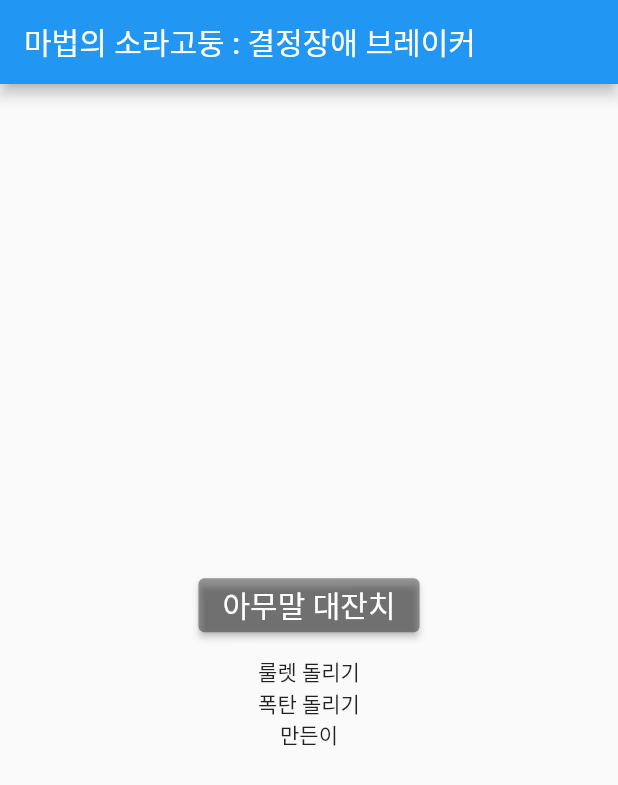
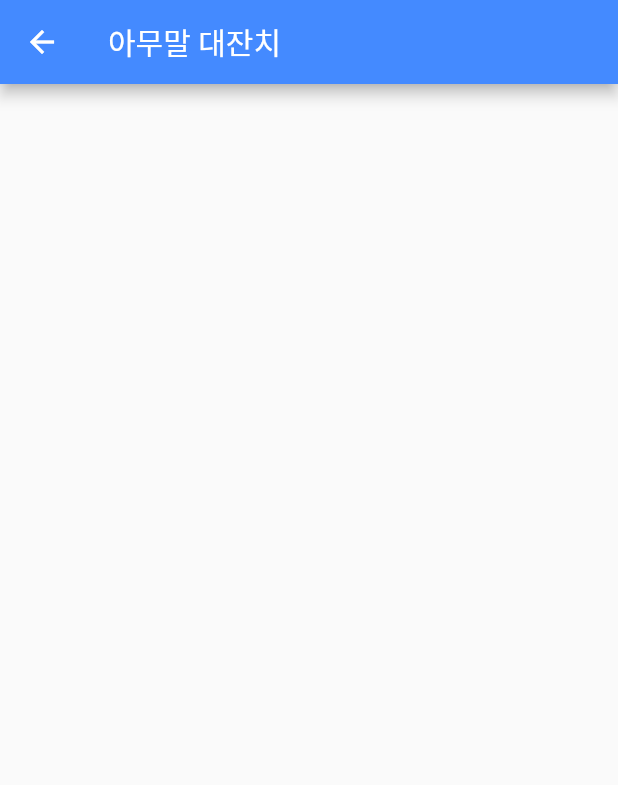
Before and after one commit to ingrid410520/MagicConch, a Flutter app: the screen it shows after launch, after a tap on "아무말 대잔치", on a phone screen of 412 x 824 dp. Shown: the top 785 px of the screen. Run offline on Flutter 3.47's test engine with Material 2 defaults, Android fonts, the phone set to English and light mode, and no system bars.

Commit message:
Make Anyword Screen

```diff
--- /dev/null
+++ b/lib/Function/Build_MyScreen.dart
@@ -0,0 +1,27 @@
+import 'package:flutter/material.dart';
+
+class BuildMyScreen extends StatefulWidget {
+  BuildMyScreen({
+    required this.strTitle,
+    required this.widBody
+  });
+
+  String strTitle;
+  Widget widBody;
+
+  @override
+  State<BuildMyScreen> createState() => _BuildMyScreenState();
+}
+
+class _BuildMyScreenState extends State<BuildMyScreen> {
+  @override
+  Widget build(BuildContext context) {
+    return Scaffold(
+        appBar: AppBar(
+          title: Text(widget.strTitle),
+          backgroundColor: Colors.blueAccent,
+        ),
+        body: widget.widBody
+    );
+  }
+}
--- a/lib/Function/Button_Elv.dart
+++ /dev/null
@@ -1,10 +0,0 @@
-import 'package:flutter/material.dart';
-
-class Button_Elv{
-  const Button_Elv({
-    required child,
-    required onPressed,
-  });
-
-
-}
--- /dev/null
+++ b/lib/Function/Button_Homemenu.dart
@@ -0,0 +1,27 @@
+import 'package:flutter/material.dart';
+
+class Button_Home extends StatelessWidget {
+  Button_Home({required this.strName, required this.ButtonFunction});
+
+  final String strName;
+  final VoidCallback ButtonFunction;
+
+  @override
+  Widget build(BuildContext context) {
+    return ButtonTheme(
+        buttonColor: Colors.blue,
+        child: ElevatedButton(
+            onPressed: ButtonFunction,
+            style: ButtonStyle(
+              padding: MaterialStatePropertyAll(EdgeInsets.symmetric(horizontal: 10,vertical: 20))
+            ),
+            child: Row(
+              mainAxisAlignment: MainAxisAlignment.spaceEvenly,
+              children: [
+                //imageIcon,
+                Text(strName, style: TextStyle(fontSize: 20)),
+                //Opacity(opacity: 0.0,child: imageIcon,)
+              ],
+            )));
+  }
+}
--- /dev/null
+++ b/lib/Screen/Anyword.dart
@@ -0,0 +1,17 @@
+import 'package:flutter/material.dart';
+import 'package:magic_conch/Function/Build_MyScreen.dart';
+
+class Screen_Anyword extends StatefulWidget {
+  const Screen_Anyword({Key? key}) : super(key: key);
+
+  @override
+  State<Screen_Anyword> createState() => _Screen_AnywordState();
+}
+
+class _Screen_AnywordState extends State<Screen_Anyword> {
+  @override
+  Widget build(BuildContext context) {
+    return BuildMyScreen(
+        strTitle: '아무말 대잔치', widBody: Center(child: Container()));
+  }
+}
--- a/lib/Screen/Home.dart
+++ b/lib/Screen/Home.dart
@@ -1,5 +1,7 @@
 import 'package:flutter/cupertino.dart';
 import 'package:flutter/material.dart';
+import 'package:magic_conch/Function/Build_MyScreen.dart';
+import 'package:magic_conch/Function/Button_Homemenu.dart';
 
 class AppHome extends StatefulWidget {
   const AppHome({Key? key}) : super(key: key);
@@ -11,28 +13,28 @@ class AppHome extends StatefulWidget {
 class _AppHomeState extends State<AppHome> {
   @override
   Widget build(BuildContext context) {
-    return Scaffold(
-      appBar: AppBar(
-        title: Text('마법의 소라고둥 : 결정장애 브레이커'),
-      ),
-      body: Center(
-        child: Column(
-          mainAxisAlignment: MainAxisAlignment.center,
-          children: [
-            ElevatedButton(
-              onPressed: () {},
-              child: Text(style: TextStyle(fontSize: 20), '아무말 대잔치'),
-              style: ElevatedButton.styleFrom(primary: Colors.black38),
-
+    return BuildMyScreen(
+        strTitle: '마법의 소라에몬 : 결정장애 브레이커',
+        widBody: Center(
+          child: Container(
+            margin: EdgeInsets.symmetric(vertical: 50, horizontal: 100),
+            padding: const EdgeInsets.symmetric(horizontal: 100.0),
+            child: Column(
+              mainAxisAlignment: MainAxisAlignment.center,
+              children: [
+                Image.asset('assets/images/pixelsora.png'),
+                Button_Home(strName: "아무말 대잔치", ButtonFunction: () { Navigator.pushNamed(context, '/Anyword'); }),
+                SizedBox(height: 10),
+                Button_Home(strName: "룰렛 돌리기", ButtonFunction: () {}),
+                SizedBox(height: 10),
+                Button_Home(strName: "폭탄 돌리기", ButtonFunction: () {}),
+                SizedBox(height: 10),
+                Button_Home(strName: "만든이", ButtonFunction: () {}),
+                SizedBox(height: 10),
+              ],
             ),
-
-            SizedBox(height: 10,),
-            Text('룰렛 돌리기'),
-            Text('폭탄 돌리기'),
-            Text('만든이'),
-          ],
+          ),
         ),
-      ),
     );
   }
 }
--- a/lib/main.dart
+++ b/lib/main.dart
@@ -1,6 +1,7 @@
 
 import 'package:flutter/cupertino.dart';
 import 'package:flutter/material.dart';
+import 'package:magic_conch/Screen/Anyword.dart';
 
 import 'Screen/Home.dart';
 
@@ -15,9 +16,12 @@ class MyApp extends StatelessWidget {
   @override
   Widget build(BuildContext context) {
     return MaterialApp(
-      title: "결정장애 브레이커",
+      title: "마법의 소라에몬",
+      darkTheme: ThemeData.dark(),
+      debugShowCheckedModeBanner: false,
       routes: {
         '/home': (context) => AppHome(),
+        '/Anyword' : (context) => Screen_Anyword(),
 
       },
       initialRoute: '/home',
--- a/pubspec.yaml
+++ b/pubspec.yaml
@@ -59,7 +59,8 @@ flutter:
   uses-material-design: true
 
   # To add assets to your application, add an assets section, like this:
-  # assets:
+  assets:
+    - images.pixelsora.png
   #   - images/a_dot_burr.jpeg
   #   - images/a_dot_ham.jpeg
 
```
Also changed, not shown: assets/images/pixelsora.png (added).
